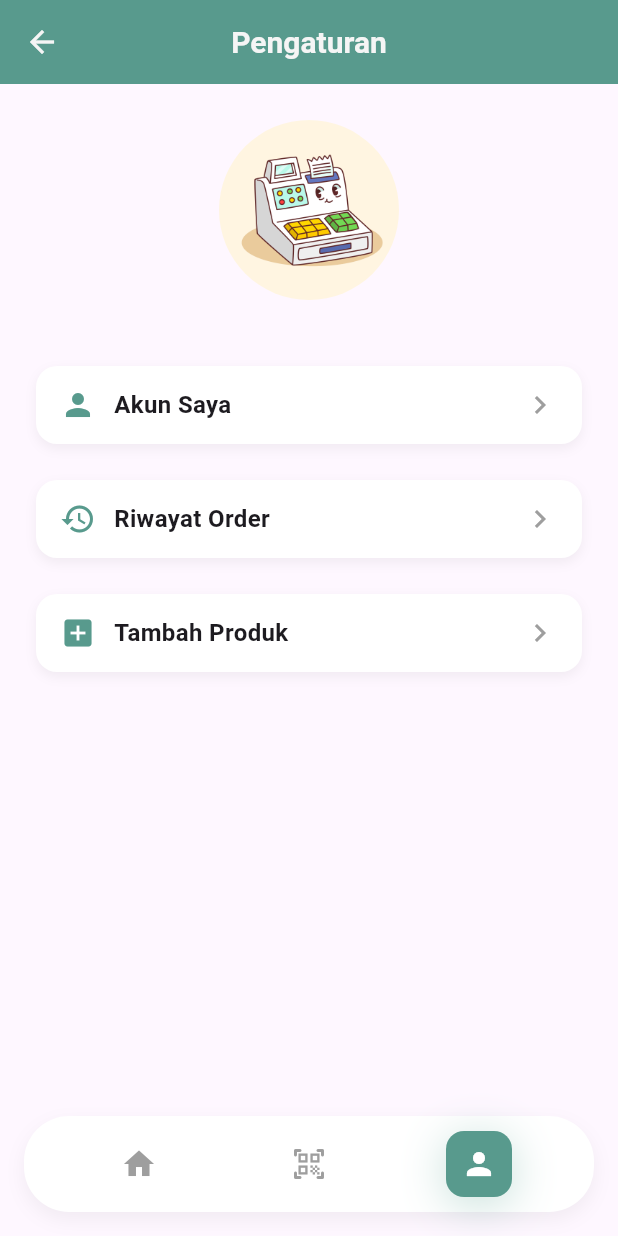
After one commit to itsdrsw/POS-Flutter, a Flutter app: the BakeryNavbar screen opened by its route, item 3 of the bottom bar chosen, on a phone screen of 412 x 824 dp. The commit adds this screen. Run offline on Flutter 3.47's test engine with Material 3 defaults, Android fonts, the phone set to English and light mode, and no system bars; our stand-ins replace carousel_slider, shimmer; missing offline and left inert: mobile_scanner.

Commit message:
[ADD] Membuat halaman pengaturan

```diff
--- a/lib/pages/apps/bakery/ProductDetailPage.dart
+++ b/lib/pages/apps/bakery/ProductDetailPage.dart
@@ -22,7 +22,8 @@ class _ProductDetailPageState extends State<ProductDetailPage> {
   @override
   Widget build(BuildContext context) {
     return Scaffold(
-      backgroundColor: AppColors.grey.withOpacity(0.9),
+      // backgroundColor: AppColors.grey.withOpacity(0.9),
+      backgroundColor: AppColors.primary,
       body: SafeArea(
         child: Column(
           children: [
--- a/lib/pages/apps/bakery/bakery_navbar.dart
+++ b/lib/pages/apps/bakery/bakery_navbar.dart
@@ -1,4 +1,5 @@
 import 'package:flutter/material.dart';
+import 'bakery_setting.dart';
 import 'package:mobile1/pages/apps/bakery/scan.dart';
 import 'bakery_dashboard.dart';
 import '../../../theme/app_colors.dart';
@@ -24,6 +25,7 @@ class _BakeryNavbarState extends State<BakeryNavbar> {
     _pages = [
       BakeryDashboard(key: dashboardKey),
       const Center(child: Text("Settings Page")),
+      const BakerySetting(),
     ];
   }
 
--- /dev/null
+++ b/lib/pages/apps/bakery/bakery_setting.dart
@@ -0,0 +1,94 @@
+import 'package:flutter/material.dart';
+import 'package:mobile1/theme/app_colors.dart';
+
+class BakerySetting extends StatelessWidget {
+  const BakerySetting({super.key});
+
+  @override
+  Widget build(BuildContext context) {
+    return Scaffold(
+      appBar: AppBar(
+        title: const Text(
+          "Pengaturan",
+          style: TextStyle(
+            fontSize: 20,
+            fontWeight: FontWeight.bold,
+            color: AppColors.background,
+          ),
+        ),
+        centerTitle: true,
+        backgroundColor: AppColors.primary,
+        foregroundColor: AppColors.background,
+      ),
+      body: Column(
+        children: [
+          const SizedBox(height: 24),
+          // Foto profil / logo di tengah
+          Center(
+            child: ClipRRect(
+              borderRadius: BorderRadius.circular(60),
+              child: Image.asset(
+                'assets/images/kasir.png',
+                height: 120,
+                width: 120,
+                fit: BoxFit.cover,
+              ),
+            ),
+          ),
+          const SizedBox(height: 32),
+
+          // Menu Pengaturan
+          _buildMenuItem(Icons.person, "Akun Saya", () {
+            // TODO: aksi untuk akun
+          }),
+          _buildMenuItem(Icons.history, "Riwayat Order", () {
+            // TODO: aksi untuk riwayat
+          }),
+          _buildMenuItem(Icons.add_box, "Tambah Produk", () {
+            // TODO: aksi untuk tambah produk
+          }),
+        ],
+      ),
+    );
+  }
+
+  Widget _buildMenuItem(IconData icon, String label, VoidCallback onTap) {
+    return InkWell(
+      onTap: onTap,
+      child: Container(
+        margin: const EdgeInsets.symmetric(horizontal: 24, vertical: 12),
+        padding: const EdgeInsets.symmetric(horizontal: 16, vertical: 14),
+        decoration: BoxDecoration(
+          color: Colors.white,
+          borderRadius: BorderRadius.circular(14),
+          boxShadow: [
+            BoxShadow(
+              color: Colors.black.withOpacity(0.05),
+              blurRadius: 6,
+              offset: const Offset(0, 3),
+            ),
+          ],
+        ),
+        child: Row(
+          mainAxisAlignment: MainAxisAlignment.spaceBetween,
+          children: [
+            Row(
+              children: [
+                Icon(icon, color: AppColors.primary),
+                const SizedBox(width: 12),
+                Text(
+                  label,
+                  style: const TextStyle(
+                    fontSize: 16,
+                    fontWeight: FontWeight.w600,
+                  ),
+                ),
+              ],
+            ),
+            const Icon(Icons.chevron_right, color: Colors.grey),
+          ],
+        ),
+      ),
+    );
+  }
+}
```
